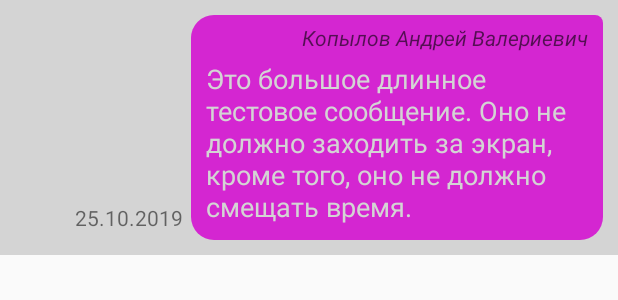
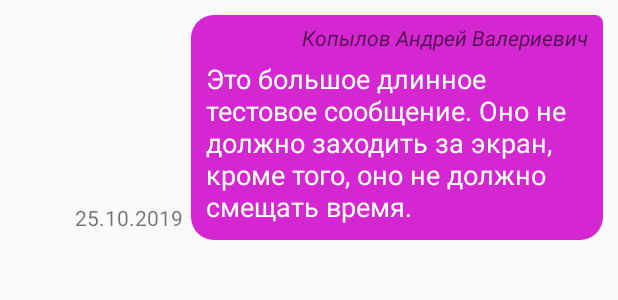
Before and after one commit to Evgeny268/Educarea-Android, an Android app: the layout my_message.xml on its own in the app's theme, with its tools: preview values and no code run, on a phone screen of 412 x 824 dp. Shown: the top 300 px of the screen. Run offline under Robolectric (Android 15) with nearby library versions, the phone set to English and light mode, and no system bars.

Commit message:
change color in messages

```diff
--- a/app/src/main/res/layout/activity_channel.xml
+++ b/app/src/main/res/layout/activity_channel.xml
@@ -4,7 +4,6 @@
     xmlns:tools="http://schemas.android.com/tools"
     android:layout_width="match_parent"
     android:layout_height="match_parent"
-    android:background="@color/nearWhite"
     tools:context=".ChannelActivity">
 
     <ImageButton
--- a/app/src/main/res/layout/my_message.xml
+++ b/app/src/main/res/layout/my_message.xml
@@ -4,8 +4,7 @@
     android:orientation="horizontal"
     android:layout_width="match_parent"
     android:layout_height="wrap_content"
-    android:padding="10dp"
-    android:background="@color/nearWhite">
+    android:padding="10dp">
 
     <TextView
         android:id="@+id/message_time"
@@ -48,7 +47,7 @@
             android:paddingTop="5dp"
             android:gravity="start"
             android:textSize="18sp"
-            android:textColor="@color/nearWhite"
+            android:textColor="@android:color/background_light"
             tools:text="Это большое длинное тестовое сообщение. Оно не должно заходить за экран, кроме того, оно не должно смещать время." />
     </LinearLayout>
 
--- a/app/src/main/res/layout/stranger_message.xml
+++ b/app/src/main/res/layout/stranger_message.xml
@@ -4,8 +4,7 @@
     android:orientation="horizontal"
     android:layout_width="match_parent"
     android:layout_height="wrap_content"
-    android:padding="10dp"
-    android:background="@color/nearWhite">
+    android:padding="10dp">
     <LinearLayout
         android:layout_width="0dp"
         android:layout_height="wrap_content"
```
